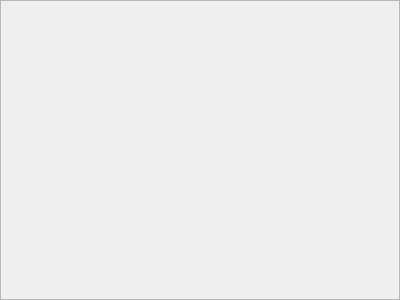
First picture: the form in imagegridwidget.ui, repository xbghc/mrscan2, before the edit.
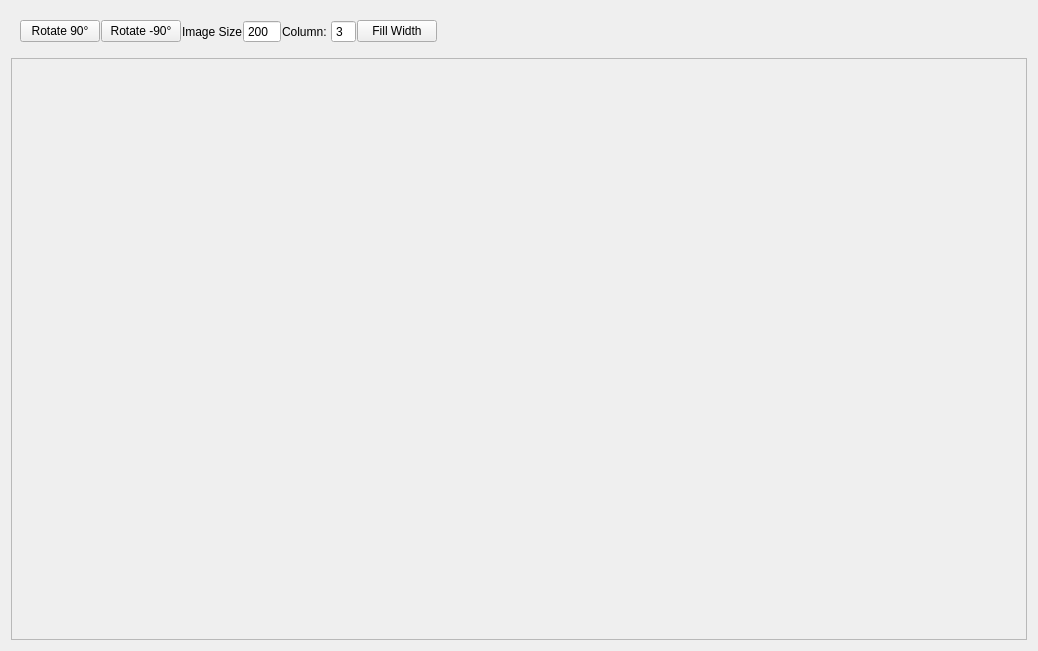
Second picture: the form after the edit.

Commit message: feat: 基本图片操作（旋转，缩放，每行数量）

```diff
--- a/imagegridwidget.ui
+++ b/imagegridwidget.ui
@@ -6,28 +6,117 @@
    <rect>
     <x>0</x>
     <y>0</y>
-    <width>400</width>
-    <height>300</height>
+    <width>1038</width>
+    <height>651</height>
    </rect>
   </property>
   <property name="windowTitle">
    <string>Form</string>
   </property>
   <layout class="QVBoxLayout" name="verticalLayout">
-   <property name="leftMargin">
-    <number>0</number>
-   </property>
-   <property name="topMargin">
-    <number>0</number>
-   </property>
-   <property name="rightMargin">
-    <number>0</number>
-   </property>
-   <property name="bottomMargin">
-    <number>0</number>
-   </property>
+   <item>
+    <widget class="QWidget" name="widget" native="true">
+     <property name="sizePolicy">
+      <sizepolicy hsizetype="Preferred" vsizetype="Preferred">
+       <horstretch>0</horstretch>
+       <verstretch>0</verstretch>
+      </sizepolicy>
+     </property>
+     <layout class="QHBoxLayout" name="horizontalLayout">
+      <property name="spacing">
+       <number>1</number>
+      </property>
+      <item>
+       <widget class="QPushButton" name="pushButton">
+        <property name="sizePolicy">
+         <sizepolicy hsizetype="Minimum" vsizetype="Fixed">
+          <horstretch>0</horstretch>
+          <verstretch>0</verstretch>
+         </sizepolicy>
+        </property>
+        <property name="text">
+         <string>Rotate 90°</string>
+        </property>
+       </widget>
+      </item>
+      <item>
+       <widget class="QPushButton" name="pushButton_2">
+        <property name="text">
+         <string>Rotate -90°</string>
+        </property>
+       </widget>
+      </item>
+      <item>
+       <widget class="QLabel" name="label">
+        <property name="text">
+         <string>Image Size</string>
+        </property>
+       </widget>
+      </item>
+      <item>
+       <widget class="QSpinBox" name="sizeBox">
+        <property name="buttonSymbols">
+         <enum>QAbstractSpinBox::ButtonSymbols::NoButtons</enum>
+        </property>
+        <property name="minimum">
+         <number>1</number>
+        </property>
+        <property name="maximum">
+         <number>9999</number>
+        </property>
+        <property name="value">
+         <number>200</number>
+        </property>
+       </widget>
+      </item>
+      <item>
+       <widget class="QLabel" name="label_2">
+        <property name="text">
+         <string>Column: </string>
+        </property>
+       </widget>
+      </item>
+      <item>
+       <widget class="QSpinBox" name="spinBox_2">
+        <property name="buttonSymbols">
+         <enum>QAbstractSpinBox::ButtonSymbols::NoButtons</enum>
+        </property>
+        <property name="value">
+         <number>3</number>
+        </property>
+       </widget>
+      </item>
+      <item>
+       <widget class="QPushButton" name="pushButton_7">
+        <property name="text">
+         <string>Fill Width</string>
+        </property>
+       </widget>
+      </item>
+      <item>
+       <spacer name="horizontalSpacer">
+        <property name="orientation">
+         <enum>Qt::Orientation::Horizontal</enum>
+        </property>
+        <property name="sizeHint" stdset="0">
+         <size>
+          <width>40</width>
+          <height>20</height>
+         </size>
+        </property>
+       </spacer>
+      </item>
+     </layout>
+    </widget>
+   </item>
    <item>
     <widget class="QScrollArea" name="scrollArea">
+     <property name="sizePolicy">
+      <sizepolicy hsizetype="Expanding" vsizetype="Expanding">
+       <horstretch>0</horstretch>
+       <verstretch>0</verstretch>
+      </sizepolicy>
+     </property>
      <property name="widgetResizable">
       <bool>true</bool>
      </property>
@@ -36,13 +125,19 @@
        <rect>
         <x>0</x>
         <y>0</y>
-        <width>398</width>
-        <height>298</height>
+        <width>1018</width>
+        <height>18</height>
        </rect>
       </property>
+      <property name="sizePolicy">
+       <sizepolicy hsizetype="Preferred" vsizetype="Fixed">
+        <horstretch>0</horstretch>
+        <verstretch>0</verstretch>
+       </sizepolicy>
+      </property>
       <layout class="QGridLayout" name="gridLayout">
        <property name="spacing">
-        <number>10</number>
+        <number>5</number>
        </property>
       </layout>
      </widget>
```
The commit also changes 2 other files.
